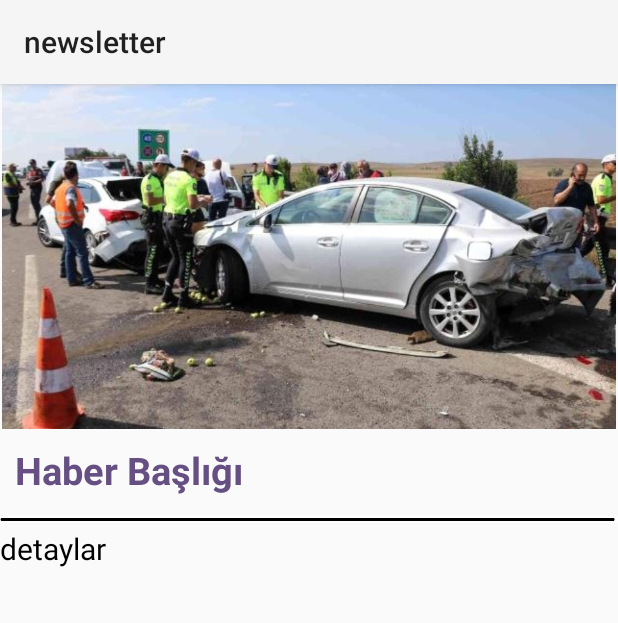
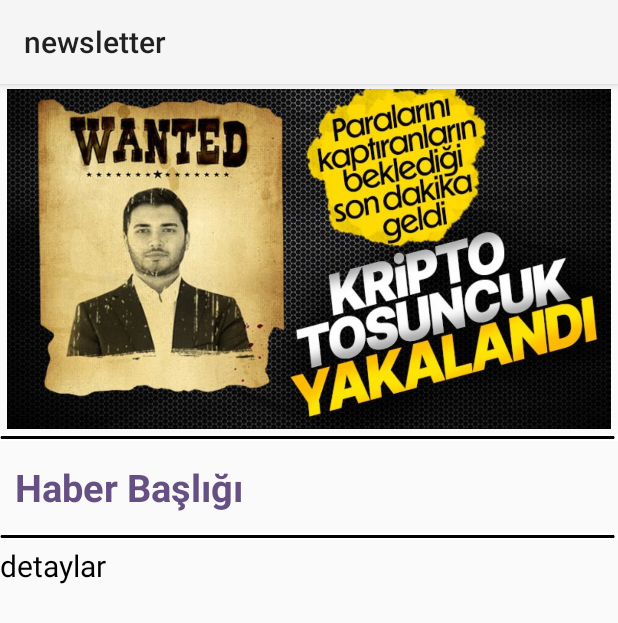
Before and after one commit to MelikeArikan/magazine_News_project, an Android app: the screen it shows after launch (detayliHaberler), after a tap on "Thodex vurguncusu yakalandı:", on a phone screen of 412 x 824 dp. Shown: the top 623 px of the screen. Run offline under Robolectric (Android 15) with nearby library versions, the phone set to English and light mode, and no system bars.

Commit message:
arayuz tasarımlari güncellendi.

```diff
--- a/app/src/main/java/com/melikearikan/newsletter/MainActivity2.kt
+++ b/app/src/main/java/com/melikearikan/newsletter/MainActivity2.kt
@@ -44,10 +44,10 @@
         haberDetaylari.add("Arnavutluk İçişleri Bakanı Bledar Çuçi, bugün sabah saatlerinde İçişleri Bakanı Süleyman Soylu’ya kırmızı bültenle aranan Thodex’in kurucusu firari Faruk Fatih Özer'in Arnavutluk Vlora’da yakalandığını ve kimliğinin biyometrik sonuçlar ile de teyit edildiğini iletti.Emniyet Genel Genel Müdürlüğü İnterpol Daire Başkanlığınca Fatih Özer’in Türkiye’ye iadesi işlemlerine başlandı.Öte yandan İçişleri Bakanlığı'ndan, Thodex'in kurucusu Fatih Özer'in iadesiyle ilgili bir açıklama yapıldı.İçişleri Bakanlığından yapılan açıklamada şu ifadelere yer verildi:“Arnavutluk Cumhuriyeti İçişleri Bakanı Bledar Çuçi bugün sabah saatlerinde İçişleri Bakanı Süleyman Soylu’ya Kırmızı Bültenle aranan Thodex’in kurucusu firari Faruk Fatih Özer'in Arnavutluk’ta Vlora’da yakalandığını ve  kimliğinin biyometrik sonuçlar ile teyit edildiğini iletti.Emniyet Genel Genel Müdürlüğü İnterpol Daire Başkanlığınca, Fatih Özer’in Türkiye’ye iadesi işlemlerine başlandı.”")
 
         var detay_resimler = arrayListOf<Int>()
-        detay_resimler.add(R.drawable.thodex)
+        detay_resimler.add(R.drawable.detayli_thodex)
         detay_resimler.add(R.drawable.detayli_kaza2)
         detay_resimler.add(R.drawable.img_9)
-        detay_resimler.add(R.drawable.img_12)
+        detay_resimler.add(R.drawable.ts)
         detay_resimler.add(R.drawable.img_10)
         detay_resimler.add(R.drawable.img_11)
 
--- a/app/src/main/java/com/melikearikan/newsletter/detayliHaberler.kt
+++ b/app/src/main/java/com/melikearikan/newsletter/detayliHaberler.kt
@@ -12,7 +12,7 @@
 
         var intent = intent
         var detayResimler = intent.getIntExtra("detayResimler",0)
-        haberDetaylari_görseli.setImageResource(detayResimler)
+        imageView4.setImageResource(detayResimler)
 
 
     }
--- a/app/src/main/res/layout/activity_detayli_haberler.xml
+++ b/app/src/main/res/layout/activity_detayli_haberler.xml
@@ -24,9 +24,16 @@
 
             <ImageView
                 android:id="@+id/imageView4"
-                android:layout_width="wrap_content"
+                android:layout_width="match_parent"
                 android:layout_height="230dp"
+                android:paddingTop="3dp"
                 app:srcCompat="@drawable/detayli_kaza2" />
+
+            <ImageView
+                android:id="@+id/imageView5"
+                android:layout_width="match_parent"
+                android:layout_height="wrap_content"
+                app:srcCompat="@drawable/img_7" />
 
             <TextView
                 android:id="@+id/haberDetaylari_basligi"
```
Also changed, not shown: app/src/main/res/drawable/ts.png (added).
